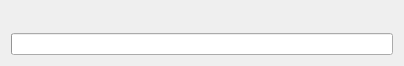
The window that DEMto3D-QGIS/DEMto3D_Dialog/Export_dialog_base.ui (jawensi/DEMto3D-QGIS-Plugin) describes before a commit, drawn with Qt 5.
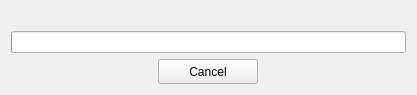
The same window after the commit. Icons and pictures are not drawn.

```diff
--- a/DEMto3D-QGIS/DEMto3D_Dialog/Export_dialog_base.ui
+++ b/DEMto3D-QGIS/DEMto3D_Dialog/Export_dialog_base.ui
@@ -9,8 +9,8 @@
    <rect>
     <x>0</x>
     <y>0</y>
-    <width>404</width>
-    <height>66</height>
+    <width>417</width>
+    <height>91</height>
    </rect>
   </property>
   <property name="windowTitle">
@@ -31,6 +31,23 @@
    <item>
     <widget class="QProgressBar" name="progressBar"/>
    </item>
+   <item>
+    <layout class="QHBoxLayout" name="horizontalLayout">
+     <item>
+      <widget class="QToolButton" name="cancelButton">
+       <property name="minimumSize">
+        <size>
+         <width>100</width>
+         <height>25</height>
+        </size>
+       </property>
+       <property name="text">
+        <string>Cancel</string>
+       </property>
+      </widget>
+     </item>
+    </layout>
+   </item>
   </layout>
  </widget>
  <resources>
```
